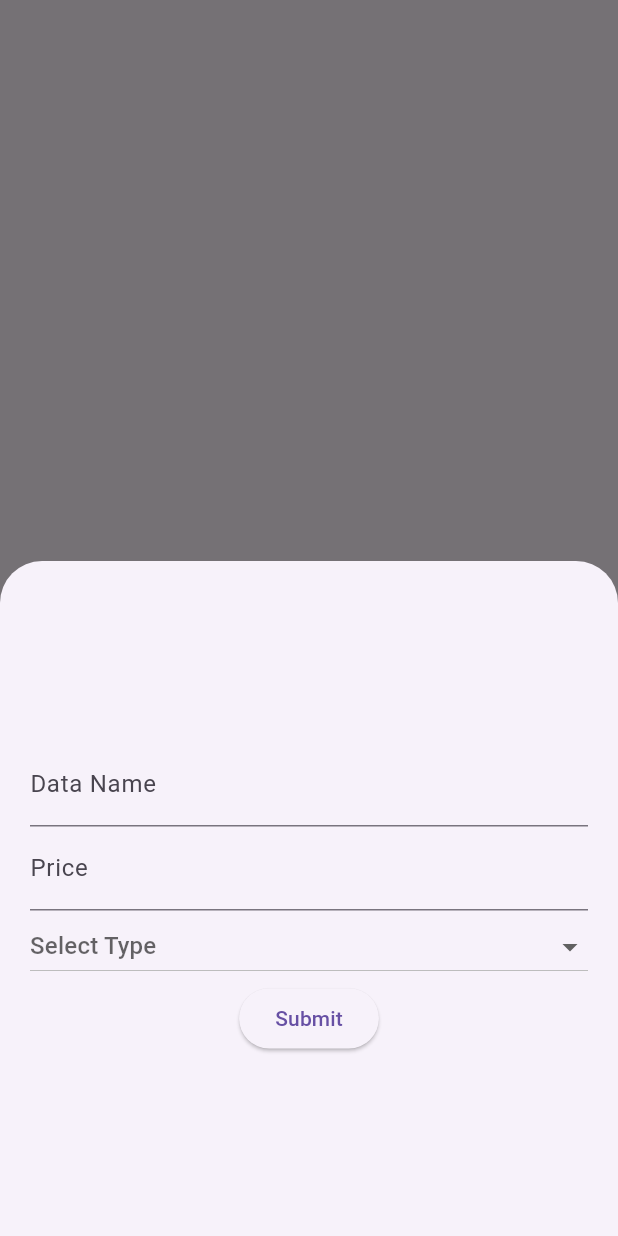
After one commit to JiMoneyApp/JiMoney-Frontend, a Flutter app: the FloatingActionButtonExample screen opened directly, after a tap on the "add" icon, on a phone screen of 412 x 824 dp. The commit adds this screen. Run offline on Flutter 3.47's test engine with Material 3 defaults, Android fonts, the light colour scheme and no system bars; our stand-ins replace flutter_local_notifications, go_router, syncfusion_flutter_charts, timezone, toggle_switch; missing offline and left inert: mysql_client.

Commit message:
add some widgets

```diff
--- a/lib/AfterLogin/presentation/settings_page.dart
+++ b/lib/AfterLogin/presentation/settings_page.dart
@@ -8,6 +8,7 @@ import 'package:http/http.dart' as http;
 import 'package:go_router/go_router.dart';
 import 'package:jimoney_frontend/AfterLogin/widgets/head_sticker.dart';
 import 'package:jimoney_frontend/Register/presentation/login_page.dart';
+import 'package:jimoney_frontend/AfterLogin/widgets/time_notification.dart';
 
 class SettingsPage extends StatefulWidget {
   const SettingsPage({super.key});
@@ -146,7 +147,9 @@ class _SettingsPageState extends State<SettingsPage> {
             Container(
               padding: EdgeInsets.only(top: 30),
               child: ElevatedButton(
-                onPressed: () {},
+                onPressed: () {
+
+                },
                 child: Text("Daily Reminders",
                     style: TextStyle(fontSize: 20, color: Colors.black)),
                 style: ElevatedButton.styleFrom(
@@ -179,6 +182,7 @@ class _SettingsPageState extends State<SettingsPage> {
               alignment: Alignment.bottomCenter,
               child: ElevatedButton(
                 onPressed: () {
+                  uid = 0;
                   context.go("/login");
                 },
                 child: Text("Log Out",
--- /dev/null
+++ b/lib/AfterLogin/widgets/floating_action_button.dart
@@ -0,0 +1,157 @@
+import 'package:flutter/material.dart';
+
+class FloatingActionButtonExample extends StatefulWidget {
+  @override
+  _FloatingActionButtonExampleState createState() =>
+      _FloatingActionButtonExampleState();
+}
+
+class _FloatingActionButtonExampleState
+    extends State<FloatingActionButtonExample> {
+  final _formKey = GlobalKey<FormState>();
+  String? _inputText;
+  final List<String> expenses = [
+    '飲食',
+    '日用',
+    '娛樂',
+    '交通',
+    '服飾',
+    '醫療',
+    '教育',
+    '其他'
+  ];
+
+  final List<String> incomes = ['薪水', '投資', '其他'];
+
+  String? selectedType;
+  String? selectedCategory;
+
+  List<String> getCategories(String? type) {
+    return type == '支出' ? expenses : incomes;
+  }
+
+
+  void _showInputForm(BuildContext context) {
+    showModalBottomSheet(
+      context: context,
+      isScrollControlled: true,
+      builder: (BuildContext context) {
+        return Container(
+          height: 450,
+          width: 450,
+          child: Padding(
+            padding: EdgeInsets.only(
+              bottom: 20,
+              left: 20,
+              right: 20,
+              top: 20,
+            ),
+            child: Form(
+              key: _formKey,
+              child: Center(
+                child: Column(
+                  mainAxisSize: MainAxisSize.min,
+                  children: [
+                    TextFormField(
+                      decoration: InputDecoration(labelText: 'Data Name'),
+                      validator: (value) {
+                        if (value == null || value.isEmpty) {
+                          return 'Please enter some text';
+                        }
+                        return null;
+                      },
+                      onSaved: (value) {
+                        _inputText = value;
+                      },
+                    ),
+                    TextFormField(
+                      decoration: InputDecoration(labelText: 'Price'),
+                      validator: (value) {
+                        if (value == null || value.isEmpty) {
+                          return 'Please enter the price';
+                        }
+                        return null;
+                      },
+                      onSaved: (value) {
+                        _inputText = value;
+                      },
+                    ),
+                    DropdownButton<String>(
+                      isExpanded: true,
+                      hint: Text('Select Type'),
+                      value: selectedType,
+                      items: ['支出', '收入'].map((String value) {
+                        return DropdownMenuItem<String>(
+                          value: value,
+                          child: Text(value),
+                        );
+                      }).toList(),
+                      onChanged: (newValue) {
+                        setState(() {
+                          selectedType = newValue;
+                          selectedCategory = null;
+                        });
+                      },
+                    ),
+                    //SizedBox(height: 20),
+                    if (selectedType != null)
+                      DropdownButton<String>(
+                        isExpanded: true,
+                        hint: Text('Select Category'),
+                        value: selectedCategory,
+                        items: getCategories(selectedType).map((String value) {
+                          return DropdownMenuItem<String>(
+                            value: value,
+                            child: Text(value),
+                          );
+                        }).toList(),
+                        onChanged: (newValue) {
+                          setState(() {
+                            selectedCategory = newValue;
+                          });
+                        },
+                      ),
+                    if (selectedType != null && selectedCategory != null)
+                      Text(
+                        'Selected Type: $selectedType, Selected Category: $selectedCategory',
+                        style: TextStyle(fontSize: 12),
+                      ),
+                    ElevatedButton(
+                      child: Text('Submit'),
+                      onPressed: () {
+                        if (_formKey.currentState?.validate() ?? false) {
+                          _formKey.currentState?.save();
+                          Navigator.pop(context);
+                          ScaffoldMessenger.of(context).showSnackBar(
+                            SnackBar(
+                                content: Text('Input submitted: $_inputText')),
+                          );
+                        }
+                      },
+                    ),
+                  ],
+                ),
+              ),
+            ),
+          ),
+        );
+      },
+    );
+  }
+
+  @override
+  Widget build(BuildContext context) {
+    return Container(
+      height: 55,
+      child: Scaffold(
+        floatingActionButton: FloatingActionButton(
+          child: Icon(Icons.add),
+          onPressed: () => _showInputForm(context),
+          shape:
+              RoundedRectangleBorder(borderRadius: BorderRadius.circular(20)),
+          backgroundColor: Color(0XFFFF6868),
+        ),
+      ),
+    );
+  }
+}
--- /dev/null
+++ b/lib/Api_connection/add_data.dart
@@ -0,0 +1,11 @@
+import 'package:flutter/material.dart';
+import 'package:http/http.dart' as http;
+import 'dart:convert';
+import 'package:jimoney_frontend/Register/presentation/login_page.dart';
+
+Future<void> addData() async {
+  final String baseUrl = 'http://54.179.125.22:5000/data/insert_new_data';
+  final int userid = uid;
+
+
+}
--- /dev/null
+++ b/lib/Api_connection/get_ledger_datas.dart
@@ -0,0 +1,3 @@
+import 'dart:convert';
+import 'package:http/http.dart' as http;
+import 'package:jimoney_frontend/DataBase/ledger.dart';
--- a/lib/Register/presentation/login_page.dart
+++ b/lib/Register/presentation/login_page.dart
@@ -67,7 +67,7 @@ class _LoginPageState extends State<LoginPage> {
       final responseData = jsonDecode(response.body);
       uid = responseData[0];
       print('response data = $responseData');
-      if (responseData != null) {
+      if (responseData[0] != null) {
         print('Login success');
         context.push("/home");
       }
--- a/lib/main.dart
+++ b/lib/main.dart
@@ -1,10 +1,4 @@
 import 'package:flutter/material.dart';
-import 'package:jimoney_frontend/AfterLogin/presentation/analytics_page.dart';
-import 'package:jimoney_frontend/AfterLogin/presentation/home_page.dart';
-import 'package:jimoney_frontend/Login/presentation/login_afterlogoutpage.dart';
-import 'package:jimoney_frontend/Register/presentation/login_page.dart';
-import 'package:jimoney_frontend/Register/presentation/register_page.dart';
-import 'package:jimoney_frontend/lifecycle/app_lifecycle.dart';
 import 'package:jimoney_frontend/routing/auth_routes.dart';
 
 void main() {
--- a/lib/routing/auth_routes.dart
+++ b/lib/routing/auth_routes.dart
@@ -3,7 +3,6 @@ import 'package:jimoney_frontend/AfterLogin/presentation/analytics_page.dart';
 import 'package:jimoney_frontend/AfterLogin/presentation/home_page.dart';
 import 'package:jimoney_frontend/AfterLogin/presentation/settings_page.dart';
 import 'package:jimoney_frontend/Login/presentation/login_afterlogoutpage.dart';
-import 'package:jimoney_frontend/Login/widget/pop_up_drawer.dart';
 import 'package:jimoney_frontend/Register/presentation/login_page.dart';
 import 'package:jimoney_frontend/Register/presentation/register_page.dart';
 
--- a/pubspec.yaml
+++ b/pubspec.yaml
@@ -45,6 +45,8 @@ dependencies:
   build_runner: ^2.4.9
   json_annotation: ^4.9.0
   mysql_client: ^0.0.27
+  flutter_local_notifications: ^17.1.2
+  time: ^2.1.4
 
 dev_dependencies:
   flutter_test:
```
Also changed, not shown: lib/AfterLogin/presentation/home_page.dart (+21 -5 lines), lib/AfterLogin/widgets/list_output.dart (+31 -14 lines), lib/AfterLogin/widgets/time_notification.dart (added, +115 -0 lines), pubspec.lock, 9 other files.
